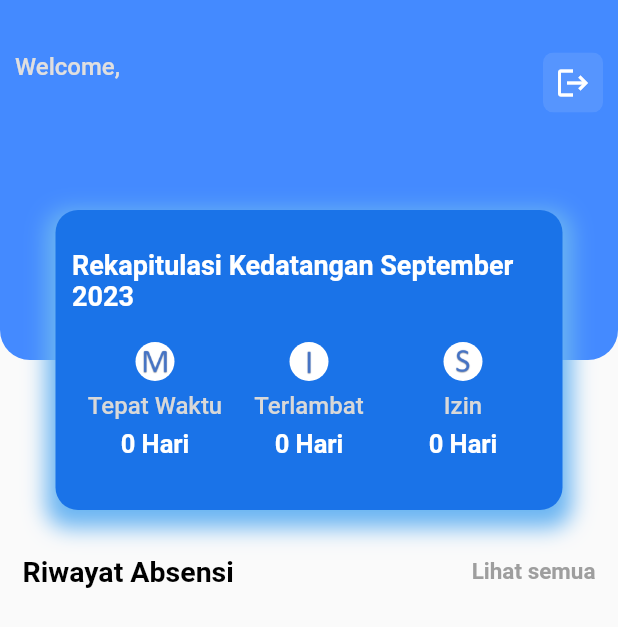
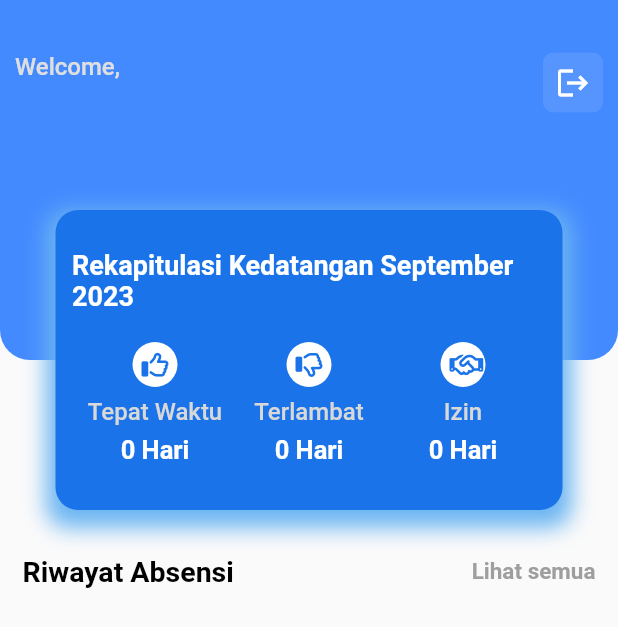
Before and after one commit to bellasoniadwi/absensi_flutter, a Flutter app: the Home screen opened directly, on a phone screen of 412 x 824 dp. Shown: the top 627 px of the screen. Run offline on Flutter 3.47's test engine with Material 2 defaults, Android fonts, the light colour scheme and no system bars; our stand-ins replace cloud_firestore, firebase_auth, firebase_core, firebase_storage, font_awesome_flutter, geolocator and 2 more; accounts and stored records are empty.

Commit message:
ganti icon (sementara)

```diff
--- a/lib/screens/home.dart
+++ b/lib/screens/home.dart
@@ -4,6 +4,7 @@ import 'package:absensi_flutter/screens/riwayat.dart';
 import 'package:cloud_firestore/cloud_firestore.dart';
 import 'package:firebase_auth/firebase_auth.dart';
 import 'package:flutter/material.dart';
+import 'package:font_awesome_flutter/font_awesome_flutter.dart';
 import 'package:intl/intl.dart';
 import 'package:provider/provider.dart';
 import 'package:shared_preferences/shared_preferences.dart';
@@ -116,12 +117,18 @@ class _HomeState extends State<Home> {
           .where('kategori', isEqualTo: 'Pulang')
           .get();
 
-      totalTepatWaktuDatang = countEntriesWithinMonthYear(tepatWaktuDatangSnapshot.docs, now.year, now.month);
-      totalTerlambatDatang = countEntriesWithinMonthYear(telatDatangSnapshot.docs, now.year, now.month);
-      totalIzinDatang = countEntriesWithinMonthYear(izinDatangSnapshot.docs, now.year, now.month);
-      totalPulangBiasa = countEntriesWithinMonthYear(pulangBiasaSnapshot.docs, now.year, now.month);
-      totalLembur = countEntriesWithinMonthYear(pulangLemburSnapshot.docs, now.year, now.month);
-      totalIzinPulang = countEntriesWithinMonthYear(izinPulangSnapshot.docs, now.year, now.month);
+      totalTepatWaktuDatang = countEntriesWithinMonthYear(
+          tepatWaktuDatangSnapshot.docs, now.year, now.month);
+      totalTerlambatDatang = countEntriesWithinMonthYear(
+          telatDatangSnapshot.docs, now.year, now.month);
+      totalIzinDatang = countEntriesWithinMonthYear(
+          izinDatangSnapshot.docs, now.year, now.month);
+      totalPulangBiasa = countEntriesWithinMonthYear(
+          pulangBiasaSnapshot.docs, now.year, now.month);
+      totalLembur = countEntriesWithinMonthYear(
+          pulangLemburSnapshot.docs, now.year, now.month);
+      totalIzinPulang = countEntriesWithinMonthYear(
+          izinPulangSnapshot.docs, now.year, now.month);
 
       setState(() {});
     } catch (error) {
@@ -441,9 +448,13 @@ class _HomeState extends State<Home> {
                   child: Column(
                     children: [
                       CircleAvatar(
-                          radius: 13,
+                          radius: 15,
                           backgroundColor: Colors.white,
-                          child: Image.asset('images/m.png')),
+                          child: Icon(
+                            FontAwesomeIcons.thumbsUp,
+                            color: Color(0xFF1A73E8),
+                            size: 18,
+                          ),),
                       SizedBox(height: 7),
                       Text(
                         'Tepat Waktu',
@@ -469,9 +480,13 @@ class _HomeState extends State<Home> {
                   child: Column(
                     children: [
                       CircleAvatar(
-                          radius: 13,
+                          radius: 15,
                           backgroundColor: Colors.white,
-                          child: Image.asset('images/i.png')),
+                          child: Icon(
+                            FontAwesomeIcons.thumbsDown,
+                            color: Color(0xFF1A73E8),
+                            size: 18,
+                          ),),
                       SizedBox(height: 7),
                       Text(
                         'Terlambat',
@@ -497,9 +512,13 @@ class _HomeState extends State<Home> {
                   child: Column(
                     children: [
                       CircleAvatar(
-                          radius: 13,
+                          radius: 15,
                           backgroundColor: Colors.white,
-                          child: Image.asset('images/s.png')),
+                          child: Icon(
+                            FontAwesomeIcons.handshake,
+                            color: Color(0xFF1A73E8),
+                            size: 18,
+                          ),),
                       SizedBox(height: 7),
                       Text(
                         'Izin',
@@ -571,9 +590,12 @@ class _HomeState extends State<Home> {
                 child: Column(
                   children: [
                     CircleAvatar(
-                        radius: 13,
+                        radius: 15,
                         backgroundColor: Colors.white,
-                        child: Image.asset('images/m.png')),
+                        child: Icon(
+                          FontAwesomeIcons.thumbsUp,
+                          color: Color(0xFF1A73E8),
+                          size: 18,)),
                     SizedBox(height: 7),
                     Text(
                       'Normal',
@@ -599,9 +621,12 @@ class _HomeState extends State<Home> {
                 child: Column(
                   children: [
                     CircleAvatar(
-                        radius: 13,
+                        radius: 15,
                         backgroundColor: Colors.white,
-                        child: Image.asset('images/i.png')),
+                        child: Icon(
+                          FontAwesomeIcons.handshake,
+                          color: Color(0xFF1A73E8),
+                          size: 18,)),
                     SizedBox(height: 7),
                     Text(
                       'Izin',
@@ -627,9 +652,12 @@ class _HomeState extends State<Home> {
                 child: Column(
                   children: [
                     CircleAvatar(
-                        radius: 13,
+                        radius: 15,
                         backgroundColor: Colors.white,
-                        child: Image.asset('images/s.png')),
+                        child: Icon(
+                          FontAwesomeIcons.star,
+                          color: Color(0xFF1A73E8),
+                          size: 18,)),
                     SizedBox(height: 7),
                     Text(
                       'Lembur',
@@ -657,7 +685,6 @@ class _HomeState extends State<Home> {
       ],
     );
   }
-
 
   Color getStatusColor(String status) {
     if (status == 'Tepat Waktu') {
--- a/pubspec.yaml
+++ b/pubspec.yaml
@@ -25,6 +25,7 @@ dependencies:
   provider: ^6.0.5
   shared_preferences: ^2.2.0
   image: ^4.0.17
+  font_awesome_flutter: ^10.5.0
 
 dev_dependencies:
   flutter_test:
```
Also changed, not shown: pubspec.lock. Lines whose indentation alone changed are shown as unchanged.
